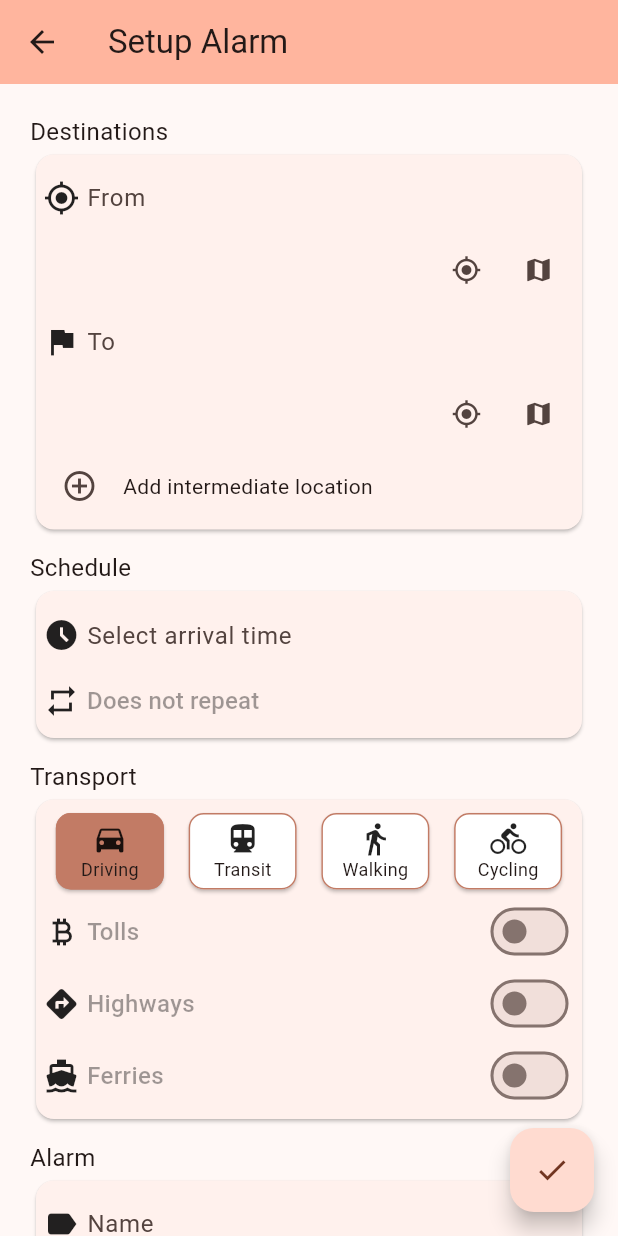
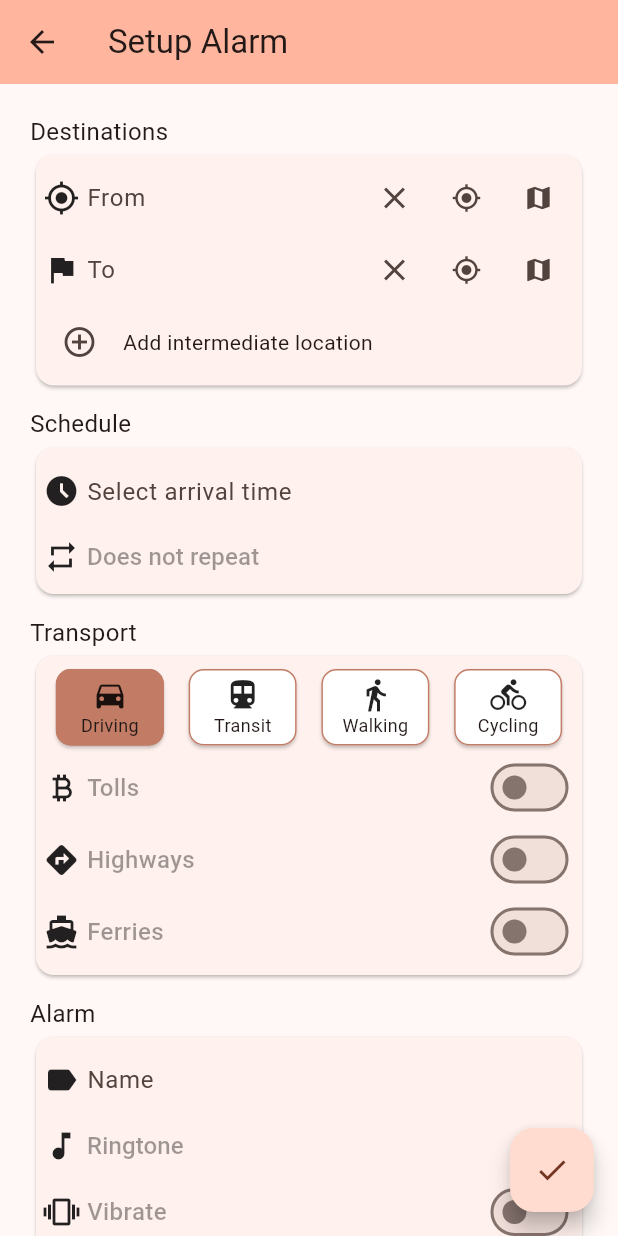
Before and after one commit to Rikenunes8/feup-s-TimeToLeaveAlarm, a Flutter app: the AlarmPage screen opened by its route, on a phone screen of 412 x 824 dp. Run offline on Flutter 3.47's test engine with Material 3 defaults, Android fonts, the phone set to English and light mode, and no system bars; drawn by our look-alikes of date_field; our stand-ins replace geolocator, google_maps_flutter, google_places_flutter, sqflite; missing offline and left inert: android_alarm_manager_plus, android_intent_plus; accounts and stored records are empty.

Commit message:
use a single clear button in destinations section

```diff
--- a/time_to_leave_alarm/lib/components/alarm_settings_address_tile.dart
+++ b/time_to_leave_alarm/lib/components/alarm_settings_address_tile.dart
@@ -7,34 +7,21 @@ class AlarmSettingsAddressTile extends StatelessWidget {
   final String hintText;
   final IconData icon;
   final TextEditingController controller;
-  final bool removable;
-  final void Function()? onRemove;
+  final void Function()? onClear;
 
   const AlarmSettingsAddressTile(
-      {Key? key, this.hintText = "", required this.icon, required this.controller, this.removable = false, this.onRemove = null})
-      : super(key: key);
+      {super.key, this.hintText = "", required this.icon, required this.controller, this.onClear});
 
   Widget _buildAddressTile(BuildContext context) {
     return Row(
       children: [
         Icon(icon),
         const SizedBox(width: 5),
-        Expanded(child: AutoCompleteTextField(controller: controller, hintText: hintText))
+        Expanded(child: AutoCompleteTextField(controller: controller, hintText: hintText)),
+        IconButton(onPressed: () => {controller.clear(), onClear!()}, icon: const Icon(Icons.clear)),
+        MyLocationButton(then: (address) => {controller.text = address}, iconSize: 20),
+        MapLocationButton(then: (address) => {controller.text = address}, iconSize: 20),
       ]
-    );
-  }
-
-  Widget _buildAdressButtons(BuildContext) {
-    return Row(children: [
-      MyLocationButton(then: (address) => {controller.text = address}, iconSize: 20),
-      MapLocationButton(then: (address) => {controller.text = address}, iconSize: 20),
-      if (removable)
-        IconButton(
-          onPressed: onRemove,
-          icon: const Icon(Icons.clear),
-        ),
-    ],
-    mainAxisAlignment: MainAxisAlignment.end
     );
   }
 
@@ -44,7 +31,6 @@ class AlarmSettingsAddressTile extends StatelessWidget {
       mainAxisAlignment: MainAxisAlignment.spaceBetween,
       children: [
         _buildAddressTile(context),
-        _buildAdressButtons(context),
       ],
 
     );
--- a/time_to_leave_alarm/lib/controllers/api/widgets/auto_complete_text_field.dart
+++ b/time_to_leave_alarm/lib/controllers/api/widgets/auto_complete_text_field.dart
@@ -57,7 +57,7 @@ class AutoCompleteTextField extends StatelessWidget {
         );
       },
 
-      isCrossBtnShown: true,
+      isCrossBtnShown: false,
       // default 600 ms ,
     );
   }
--- a/time_to_leave_alarm/lib/views/alarm_settings/destinations_section.dart
+++ b/time_to_leave_alarm/lib/views/alarm_settings/destinations_section.dart
@@ -82,8 +82,7 @@ class _DestinationsSectionState extends State<DestinationsSection> {
           icon: Icons.circle_outlined,
           hintText: "Intermediate",
           controller: controller,
-          removable: true,
-          onRemove: () => removeIntermediateLocation(controller),
+          onClear: () => removeIntermediateLocation(controller),
         ),
       AlarmSettingsAddressTile(
         icon: Icons.flag,
```
